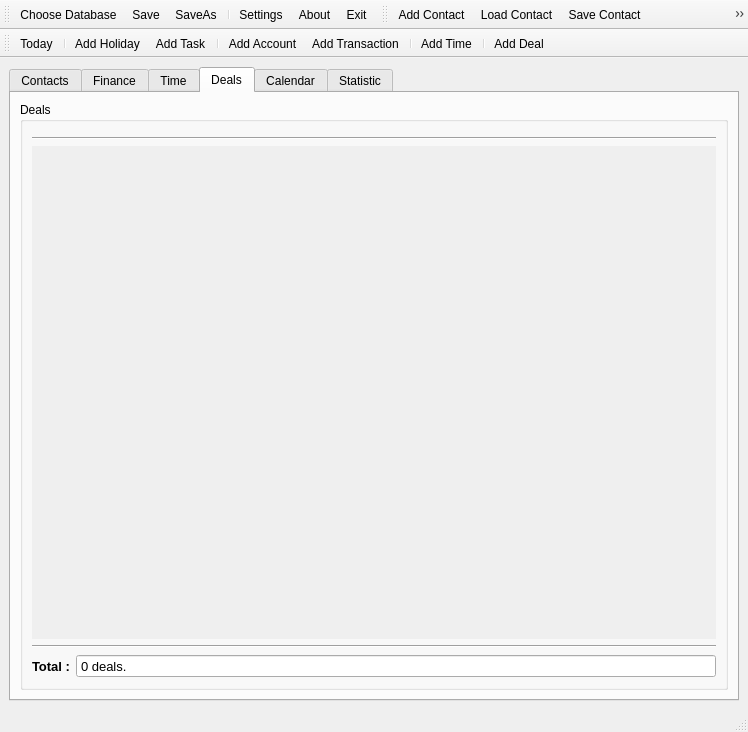
Above: trunk/Organizer/OrganizerView.ui from konradlst/Organizer before the change. Below: the same form after it.
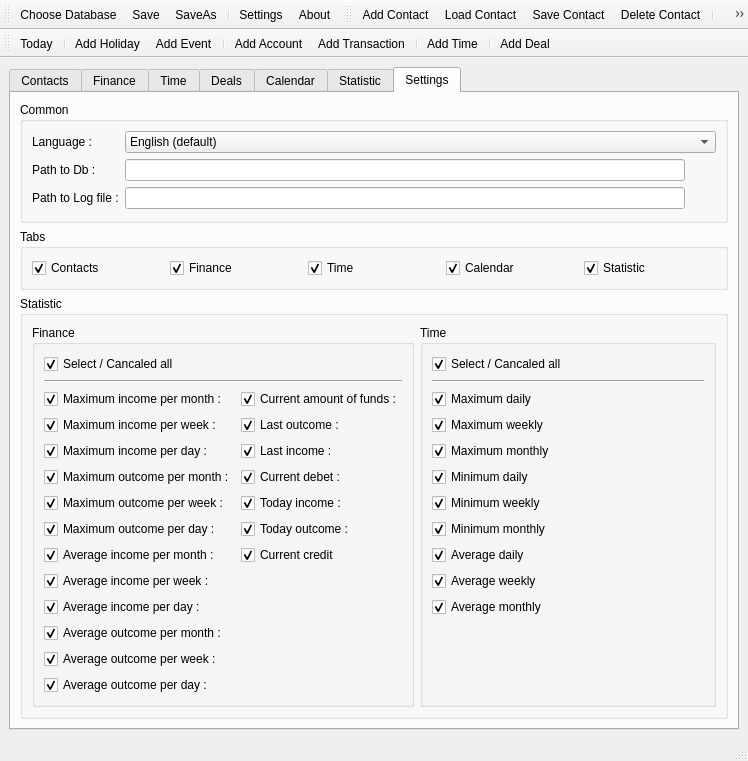
That is the form after the change. Icons and pictures are not drawn. Custom widgets are drawn as their Qt base class.

Commit message: [FEATURE] [UI] [CS] : realize add recordViews after Dialogs and delete them; add settingTab; delete magic number

The edit to the form file:
```diff
--- a/trunk/Organizer/OrganizerView.ui
+++ b/trunk/Organizer/OrganizerView.ui
@@ -28,7 +28,7 @@
     <item>
      <widget class="QTabWidget" name="tabWidget">
       <property name="currentIndex">
-       <number>3</number>
+       <number>6</number>
       </property>
       <widget class="QSplitter" name="ContactsTab">
        <property name="orientation">
@@ -627,20 +627,54 @@
         </property>
         <layout class="QVBoxLayout" name="AccountlLayout">
          <item>
-          <widget class="AccountView" name="accountView_1" native="true"/>
-         </item>
-         <item>
-          <spacer name="verticalSpacer_3">
-           <property name="orientation">
-            <enum>Qt::Vertical</enum>
+          <widget class="QScrollArea" name="AccountScrollArea">
+           <property name="frameShape">
+            <enum>QFrame::NoFrame</enum>
            </property>
-           <property name="sizeHint" stdset="0">
-            <size>
-             <width>20</width>
-             <height>40</height>
-            </size>
+           <property name="frameShadow">
+            <enum>QFrame::Plain</enum>
            </property>
-          </spacer>
+           <property name="widgetResizable">
+            <bool>true</bool>
+           </property>
+           <widget class="QWidget" name="AccountScrollAreaWidget">
+            <property name="geometry">
+             <rect>
+              <x>0</x>
+              <y>0</y>
+              <width>330</width>
+              <height>474</height>
+             </rect>
+            </property>
+            <layout class="QVBoxLayout" name="Accounts">
+             <property name="leftMargin">
+              <number>0</number>
+             </property>
+             <property name="topMargin">
+              <number>0</number>
+             </property>
+             <property name="rightMargin">
+              <number>0</number>
+             </property>
+             <property name="bottomMargin">
+              <number>0</number>
+             </property>
+             <item>
+              <spacer name="vSpacerAccounts">
+               <property name="orientation">
+                <enum>Qt::Vertical</enum>
+               </property>
+               <property name="sizeHint" stdset="0">
+                <size>
+                 <width>20</width>
+                 <height>471</height>
+                </size>
+               </property>
+              </spacer>
+             </item>
+            </layout>
+           </widget>
+          </widget>
          </item>
          <item>
           <widget class="Line" name="lineAccounts2">
@@ -706,20 +740,54 @@
           </widget>
          </item>
          <item>
-          <widget class="TransactionView" name="transactionView_1" native="true"/>
-         </item>
-         <item>
-          <spacer name="vSpacerTransactions">
-           <property name="orientation">
-            <enum>Qt::Vertical</enum>
+          <widget class="QScrollArea" name="TransactionScrollArea">
+           <property name="frameShape">
+            <enum>QFrame::NoFrame</enum>
            </property>
-           <property name="sizeHint" stdset="0">
-            <size>
-             <width>20</width>
-             <height>40</height>
-            </size>
+           <property name="frameShadow">
+            <enum>QFrame::Plain</enum>
            </property>
-          </spacer>
+           <property name="widgetResizable">
+            <bool>true</bool>
+           </property>
+           <widget class="QWidget" name="TransactionScrollAreaWidget">
+            <property name="geometry">
+             <rect>
+              <x>0</x>
+              <y>0</y>
+              <width>349</width>
+              <height>449</height>
+             </rect>
+            </property>
+            <layout class="QVBoxLayout" name="Transactions">
+             <property name="leftMargin">
+              <number>0</number>
+             </property>
+             <property name="topMargin">
+              <number>0</number>
+             </property>
+             <property name="rightMargin">
+              <number>0</number>
+             </property>
+             <property name="bottomMargin">
+              <number>0</number>
+             </property>
+             <item>
+              <spacer name="vSpacerTransactions">
+               <property name="orientation">
+                <enum>Qt::Vertical</enum>
+               </property>
+               <property name="sizeHint" stdset="0">
+                <size>
+                 <width>20</width>
+                 <height>446</height>
+                </size>
+               </property>
+              </spacer>
+             </item>
+            </layout>
+           </widget>
+          </widget>
          </item>
          <item>
           <widget class="Line" name="lineTransactions2">
@@ -1070,20 +1138,54 @@
           </widget>
          </item>
          <item>
-          <widget class="EventView" name="eventView_1" native="true"/>
-         </item>
-         <item>
-          <spacer name="vSpacerEvents">
-           <property name="orientation">
-            <enum>Qt::Vertical</enum>
+          <widget class="QScrollArea" name="EventScrollArea">
+           <property name="frameShape">
+            <enum>QFrame::NoFrame</enum>
            </property>
-           <property name="sizeHint" stdset="0">
-            <size>
-             <width>20</width>
-             <height>40</height>
-            </size>
+           <property name="frameShadow">
+            <enum>QFrame::Plain</enum>
            </property>
-          </spacer>
+           <property name="widgetResizable">
+            <bool>true</bool>
+           </property>
+           <widget class="QWidget" name="EventScrollAreaWidget">
+            <property name="geometry">
+             <rect>
+              <x>0</x>
+              <y>0</y>
+              <width>246</width>
+              <height>449</height>
+             </rect>
+            </property>
+            <layout class="QVBoxLayout" name="Events">
+             <property name="leftMargin">
+              <number>0</number>
+             </property>
+             <property name="topMargin">
+              <number>0</number>
+             </property>
+             <property name="rightMargin">
+              <number>0</number>
+             </property>
+             <property name="bottomMargin">
+              <number>0</number>
+             </property>
+             <item>
+              <spacer name="vSpacerEvents">
+               <property name="orientation">
+                <enum>Qt::Vertical</enum>
+               </property>
+               <property name="sizeHint" stdset="0">
+                <size>
+                 <width>20</width>
+                 <height>446</height>
+                </size>
+               </property>
+              </spacer>
+             </item>
+            </layout>
+           </widget>
+          </widget>
          </item>
          <item>
           <widget class="Line" name="lineEvents2">
@@ -2331,6 +2433,529 @@
         </item>
        </layout>
       </widget>
+      <widget class="QWidget" name="SettingsTab">
+       <attribute name="title">
+        <string>Settings</string>
+       </attribute>
+       <layout class="QVBoxLayout" name="verticalLayout">
+        <item>
+         <widget class="QGroupBox" name="gbCommonSettings">
+          <property name="title">
+           <string>Common</string>
+          </property>
+          <layout class="QGridLayout" name="gridLayout_3">
+           <item row="2" column="1">
+            <widget class="QLineEdit" name="pathToLogFile"/>
+           </item>
+           <item row="0" column="0">
+            <widget class="QLabel" name="lblLanguage">
+             <property name="text">
+              <string>Language :</string>
+             </property>
+            </widget>
+           </item>
+           <item row="2" column="0">
+            <widget class="QLabel" name="lblPathToLogFile">
+             <property name="text">
+              <string>Path to Log file :</string>
+             </property>
+            </widget>
+           </item>
+           <item row="1" column="0">
+            <widget class="QLabel" name="lblPathToDb">
+             <property name="text">
+              <string>Path to Db :</string>
+             </property>
+            </widget>
+           </item>
+           <item row="1" column="1">
+            <widget class="QLineEdit" name="pathToDb"/>
+           </item>
+           <item row="1" column="2">
+            <widget class="QPushButton" name="pbOpenPathToDb">
+             <property name="maximumSize">
+              <size>
+               <width>25</width>
+               <height>25</height>
+              </size>
+             </property>
+             <property name="text">
+              <string/>
+             </property>
+             <property name="icon">
+              <iconset resource="res.qrc">
+               <normaloff>:/directory</normaloff>:/directory</iconset>
+             </property>
+             <property name="flat">
+              <bool>true</bool>
+             </property>
+            </widget>
+           </item>
+           <item row="2" column="2">
+            <widget class="QPushButton" name="pbOpenPathToLogFile">
+             <property name="maximumSize">
+              <size>
+               <width>25</width>
+               <height>25</height>
+              </size>
+             </property>
+             <property name="text">
+              <string/>
+             </property>
+             <property name="icon">
+              <iconset resource="res.qrc">
+               <normaloff>:/directory</normaloff>:/directory</iconset>
+             </property>
+             <property name="flat">
+              <bool>true</bool>
+             </property>
+            </widget>
+           </item>
+           <item row="0" column="1" colspan="2">
+            <widget class="QComboBox" name="langauge">
+             <item>
+              <property name="text">
+               <string>English (default)</string>
+              </property>
+             </item>
+             <item>
+              <property name="text">
+               <string>Russian</string>
+              </property>
+             </item>
+            </widget>
+           </item>
+           <item row="3" column="0" colspan="3">
+            <spacer name="verticalSpacer_2">
+             <property name="orientation">
+              <enum>Qt::Vertical</enum>
+             </property>
+             <property name="sizeHint" stdset="0">
+              <size>
+               <width>20</width>
+               <height>118</height>
+              </size>
+             </property>
+            </spacer>
+           </item>
+          </layout>
+         </widget>
+        </item>
+        <item>
+         <widget class="QGroupBox" name="gbTabsSettings">
+          <property name="title">
+           <string>Tabs</string>
+          </property>
+          <layout class="QHBoxLayout" name="horizontalLayout_3">
+           <item>
+            <widget class="QCheckBox" name="checkBox_16">
+             <property name="text">
+              <string>Contacts</string>
+             </property>
+             <property name="checked">
+              <bool>true</bool>
+             </property>
+            </widget>
+           </item>
+           <item>
+            <widget class="QCheckBox" name="checkBox_15">
+             <property name="text">
+              <string>Finance</string>
+             </property>
+             <property name="checked">
+              <bool>true</bool>
+             </property>
+            </widget>
+           </item>
+           <item>
+            <widget class="QCheckBox" name="checkBox_14">
+             <property name="text">
+              <string>Time</string>
+             </property>
+             <property name="checked">
+              <bool>true</bool>
+             </property>
+            </widget>
+           </item>
+           <item>
+            <widget class="QCheckBox" name="checkBox_13">
+             <property name="text">
+              <string>Calendar</string>
+             </property>
+             <property name="checked">
+              <bool>true</bool>
+             </property>
+            </widget>
+           </item>
+           <item>
+            <widget class="QCheckBox" name="checkBox_12">
+             <property name="text">
+              <string>Statistic</string>
+             </property>
+             <property name="checked">
+              <bool>true</bool>
+             </property>
+            </widget>
+           </item>
+          </layout>
+         </widget>
+        </item>
+        <item>
+         <widget class="QGroupBox" name="gbStatisticSettings">
+          <property name="title">
+           <string>Statistic</string>
+          </property>
+          <layout class="QHBoxLayout" name="horizontalLayout_2">
+           <item>
+            <widget class="QGroupBox" name="gbFinanceStatisticSettings">
+             <property name="title">
+              <string>Finance</string>
+             </property>
+             <layout class="QGridLayout" name="gridLayout">
+              <item row="13" column="0">
+               <widget class="QCheckBox" name="cbAverageOutcomePerDay">
+                <property name="text">
+                 <string>Average outcome per day :</string>
+                </property>
+                <property name="checked">
+                 <bool>true</bool>
+                </property>
+               </widget>
+              </item>
+              <item row="12" column="0">
+               <widget class="QCheckBox" name="cbAverageOutcomePerWeek">
+                <property name="text">
+                 <string>Average outcome per week :</string>
+                </property>
+                <property name="checked">
+                 <bool>true</bool>
+                </property>
+               </widget>
+              </item>
+              <item row="11" column="0">
+               <widget class="QCheckBox" name="cbAverageOutcomePerMonth">
+                <property name="text">
+                 <string>Average outcome per month :</string>
+                </property>
+                <property name="checked">
+                 <bool>true</bool>
+                </property>
+               </widget>
+              </item>
+              <item row="10" column="0">
+               <widget class="QCheckBox" name="cbAverageIncomePerDay">
+                <property name="text">
+                 <string>Average income per day :</string>
+                </property>
+                <property name="checked">
+                 <bool>true</bool>
+                </property>
+               </widget>
+              </item>
+              <item row="9" column="0">
+               <widget class="QCheckBox" name="cbAverageIncomePerWeek">
+                <property name="text">
+                 <string>Average income per week :</string>
+                </property>
+                <property name="checked">
+                 <bool>true</bool>
+                </property>
+               </widget>
+              </item>
+              <item row="8" column="0">
+               <widget class="QCheckBox" name="cbAverageIncomePerMonth">
+                <property name="text">
+                 <string>Average income per month :</string>
+                </property>
+                <property name="checked">
+                 <bool>true</bool>
+                </property>
+               </widget>
+              </item>
+              <item row="7" column="0">
+               <widget class="QCheckBox" name="cbMaxOutcomePerDay">
+                <property name="text">
+                 <string>Maximum outcome per day :</string>
+                </property>
+                <property name="checked">
+                 <bool>true</bool>
+                </property>
+               </widget>
+              </item>
+              <item row="6" column="0">
+               <widget class="QCheckBox" name="cbMaxOutcomePerWeek">
+                <property name="text">
+                 <string>Maximum outcome per week :</string>
+                </property>
+                <property name="checked">
+                 <bool>true</bool>
+                </property>
+               </widget>
+              </item>
+              <item row="5" column="0">
+               <widget class="QCheckBox" name="cbMaxOutcomePerMonth">
+                <property name="text">
+                 <string>Maximum outcome per month :</string>
+                </property>
+                <property name="checked">
+                 <bool>true</bool>
+                </property>
+               </widget>
+              </item>
+              <item row="4" column="0">
+               <widget class="QCheckBox" name="cbMaxIncomePerDay">
+                <property name="text">
+                 <string>Maximum income per day :</string>
+                </property>
+                <property name="checked">
+                 <bool>true</bool>
+                </property>
+               </widget>
+              </item>
+              <item row="3" column="0">
+               <widget class="QCheckBox" name="cbMaxIncomePerWeek">
+                <property name="text">
+                 <string>Maximum income per week :</string>
+                </property>
+                <property name="checked">
+                 <bool>true</bool>
+                </property>
+               </widget>
+              </item>
+              <item row="2" column="0">
+               <widget class="QCheckBox" name="cbMaxIncomePerMonth">
+                <property name="text">
+                 <string>Maximum income per month :</string>
+                </property>
+                <property name="checked">
+                 <bool>true</bool>
+                </property>
+               </widget>
+              </item>
+              <item row="0" column="0">
+               <widget class="QCheckBox" name="cbSelectAllFinanceStatistic">
+                <property name="text">
+                 <string>Select / Cancaled all</string>
+                </property>
+                <property name="checked">
+                 <bool>true</bool>
+                </property>
+               </widget>
+              </item>
+              <item row="2" column="1">
+               <widget class="QCheckBox" name="cbCurrentAmountOfFunds">
+                <property name="text">
+                 <string>Current amount of funds :</string>
+                </property>
+                <property name="checked">
+                 <bool>true</bool>
+                </property>
+               </widget>
+              </item>
+              <item row="6" column="1">
+               <widget class="QCheckBox" name="cbTodayIncome">
+                <property name="text">
+                 <string>Today income :</string>
+                </property>
+                <property name="checked">
+                 <bool>true</bool>
+                </property>
+               </widget>
+              </item>
+              <item row="3" column="1">
+               <widget class="QCheckBox" name="cbLastOutcome">
+                <property name="text">
+                 <string>Last outcome :</string>
+                </property>
+                <property name="checked">
+                 <bool>true</bool>
+                </property>
+               </widget>
+              </item>
+              <item row="5" column="1">
+               <widget class="QCheckBox" name="cbCurrentDebet">
+                <property name="text">
+                 <string>Current debet :</string>
+                </property>
+                <property name="checked">
+                 <bool>true</bool>
+                </property>
+               </widget>
+              </item>
+              <item row="4" column="1">
+               <widget class="QCheckBox" name="cbLastIncome_2">
+                <property name="text">
+                 <string>Last income :</string>
+                </property>
+                <property name="checked">
+                 <bool>true</bool>
+                </property>
+               </widget>
+              </item>
+              <item row="7" column="1">
+               <widget class="QCheckBox" name="cbTodayOutcome">
+                <property name="text">
+                 <string>Today outcome :</string>
+                </property>
+                <property name="checked">
+                 <bool>true</bool>
+                </property>
+               </widget>
+              </item>
+              <item row="8" column="1">
+               <widget class="QCheckBox" name="cbCurrentCredit">
+                <property name="text">
+                 <string>Current credit</string>
+                </property>
+                <property name="checked">
+                 <bool>true</bool>
+                </property>
+               </widget>
+              </item>
+              <item row="1" column="0" colspan="2">
+               <widget class="Line" name="lineSettingsFinanceStatistic">
+                <property name="orientation">
+                 <enum>Qt::Horizontal</enum>
+                </property>
+               </widget>
+              </item>
+             </layout>
+            </widget>
+           </item>
+           <item>
+            <widget class="QGroupBox" name="gbTimeStatisticSettings">
+             <property name="title">
+              <string>Time</string>
+             </property>
+             <layout class="QVBoxLayout" name="verticalLayout_4">
+              <item>
+               <widget class="QCheckBox" name="cbSelectAllTimeStatistic">
+                <property name="text">
+                 <string>Select / Cancaled all</string>
+                </property>
+                <property name="checked">
+                 <bool>true</bool>
+                </property>
+               </widget>
+              </item>
+              <item>
+               <widget class="Line" name="lineSettingsTimeStatistic">
+                <property name="orientation">
+                 <enum>Qt::Horizontal</enum>
+                </property>
+               </widget>
+              </item>
+              <item>
+               <widget class="QCheckBox" name="cbMaximumDaily">
+                <property name="text">
+                 <string>Maximum daily</string>
+                </property>
+                <property name="checked">
+                 <bool>true</bool>
+                </property>
+               </widget>
+              </item>
+              <item>
+               <widget class="QCheckBox" name="cbMaximumWeekly">
+                <property name="text">
+                 <string>Maximum weekly</string>
+                </property>
+                <property name="checked">
+                 <bool>true</bool>
+                </property>
+               </widget>
+              </item>
+              <item>
+               <widget class="QCheckBox" name="cbMaximumMonthly">
+                <property name="text">
+                 <string>Maximum monthly</string>
+                </property>
+                <property name="checked">
+                 <bool>true</bool>
+                </property>
+               </widget>
+              </item>
+              <item>
+               <widget class="QCheckBox" name="cbMinimumDaily">
+                <property name="text">
+                 <string>Minimum daily</string>
+                </property>
+                <property name="checked">
+                 <bool>true</bool>
+                </property>
+               </widget>
+              </item>
+              <item>
+               <widget class="QCheckBox" name="cbMinimumWeekly">
+                <property name="text">
+                 <string>Minimum weekly</string>
+                </property>
+                <property name="checked">
+                 <bool>true</bool>
+                </property>
+               </widget>
+              </item>
+              <item>
+               <widget class="QCheckBox" name="cbMinimumMonthly">
+                <property name="text">
+                 <string>Minimum monthly</string>
+                </property>
+                <property name="checked">
+                 <bool>true</bool>
+                </property>
+               </widget>
+              </item>
+              <item>
+               <widget class="QCheckBox" name="cbAverageDaily">
+                <property name="text">
+                 <string>Average daily</string>
+                </property>
+                <property name="checked">
+                 <bool>true</bool>
+                </property>
+               </widget>
+              </item>
+              <item>
+               <widget class="QCheckBox" name="cbAverageWeekly">
+                <property name="text">
+                 <string>Average weekly</string>
+                </property>
+                <property name="checked">
+                 <bool>true</bool>
+                </property>
+               </widget>
+              </item>
+              <item>
+               <widget class="QCheckBox" name="cbAverageMonthly">
+                <property name="text">
+                 <string>Average monthly</string>
+                </property>
+                <property name="checked">
+                 <bool>true</bool>
+                </property>
+               </widget>
+              </item>
+              <item>
+               <spacer name="vSpacerSettingsTimeStatistic">
+                <property name="orientation">
+                 <enum>Qt::Vertical</enum>
+                </property>
+                <property name="sizeHint" stdset="0">
+                 <size>
+                  <width>20</width>
+                  <height>40</height>
+                 </size>
+                </property>
+               </spacer>
+              </item>
+             </layout>
+            </widget>
+           </item>
+          </layout>
+         </widget>
+        </item>
+       </layout>
+      </widget>
      </widget>
     </item>
    </layout>
@@ -2362,7 +2987,6 @@
    <addaction name="separator"/>
    <addaction name="actionSettings"/>
    <addaction name="actionAbout"/>
-   <addaction name="actionExit"/>
   </widget>
   <widget class="QToolBar" name="contactsToolBar">
    <property name="windowTitle">
@@ -2393,8 +3017,8 @@
    </attribute>
    <addaction name="actionToday"/>
    <addaction name="separator"/>
-   <addaction name="actionAddHoliday"/>
-   <addaction name="actionAdd_Task"/>
+   <addaction name="actionAdd_Holiday"/>
+   <addaction name="actionAdd_Event"/>
    <addaction name="separator"/>
    <addaction name="actionAdd_Account"/>
    <addaction name="actionAdd_Transaction"/>
@@ -2439,18 +3063,6 @@
     <string>SaveAs</string>
    </property>
   </action>
-  <action name="actionExit">
-   <property name="icon">
-    <iconset resource="res.qrc">
-     <normaloff>:/exit</normaloff>:/exit</iconset>
-   </property>
-   <property name="text">
-    <string>Exit</string>
-   </property>
-   <property name="toolTip">
-    <string>Exit</string>
-   </property>
-  </action>
   <action name="actionAdd_Contact">
    <property name="icon">
     <iconset resource="res.qrc">
@@ -2543,7 +3155,7 @@
     <string>Today</string>
    </property>
   </action>
-  <action name="actionAddHoliday">
+  <action name="actionAdd_Holiday">
    <property name="text">
     <string>Add Holiday</string>
    </property>
@@ -2551,12 +3163,12 @@
     <string>Add Holiday</string>
    </property>
   </action>
-  <action name="actionAdd_Task">
+  <action name="actionAdd_Event">
    <property name="text">
-    <string>Add Task</string>
+    <string>Add Event</string>
    </property>
    <property name="toolTip">
-    <string>Add Task</string>
+    <string>Add Event</string>
    </property>
   </action>
   <action name="actionAdd_Account">
@@ -2593,30 +3205,12 @@
   </action>
  </widget>
  <customwidgets>
-  <customwidget>
-   <class>AccountView</class>
-   <extends>QWidget</extends>
-   <header>./Views/accountView.h</header>
-   <container>1</container>
-  </customwidget>
-  <customwidget>
-   <class>TransactionView</class>
-   <extends>QWidget</extends>
-   <header>./Views/transactionView.h</header>
-   <container>1</container>
-  </customwidget>
   <customwidget>
    <class>DateView</class>
    <extends>QWidget</extends>
    <header>./Views/dateView.h</header>
    <container>1</container>
   </customwidget>
-  <customwidget>
-   <class>EventView</class>
-   <extends>QWidget</extends>
-   <header>./Views/eventView.h</header>
-   <container>1</container>
-  </customwidget>
   <customwidget>
    <class>YearCalendar</class>
    <extends>QWidget</extends>
```
The commit also changes 5 other files.
